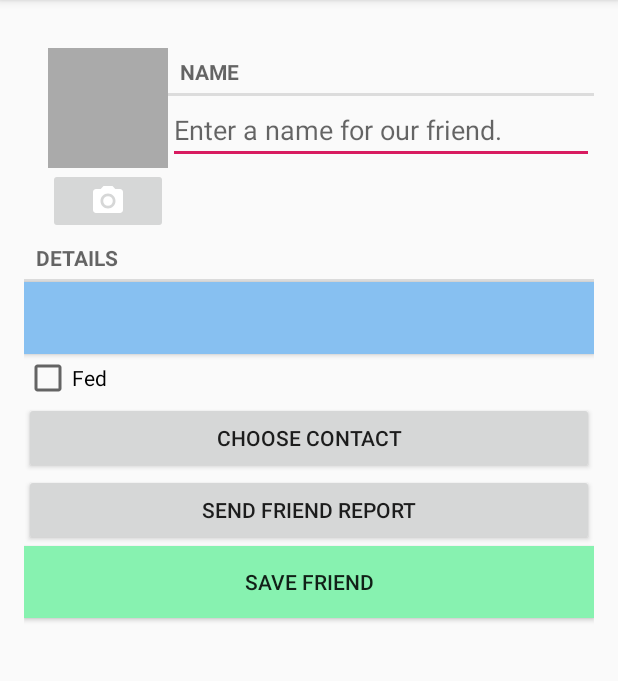
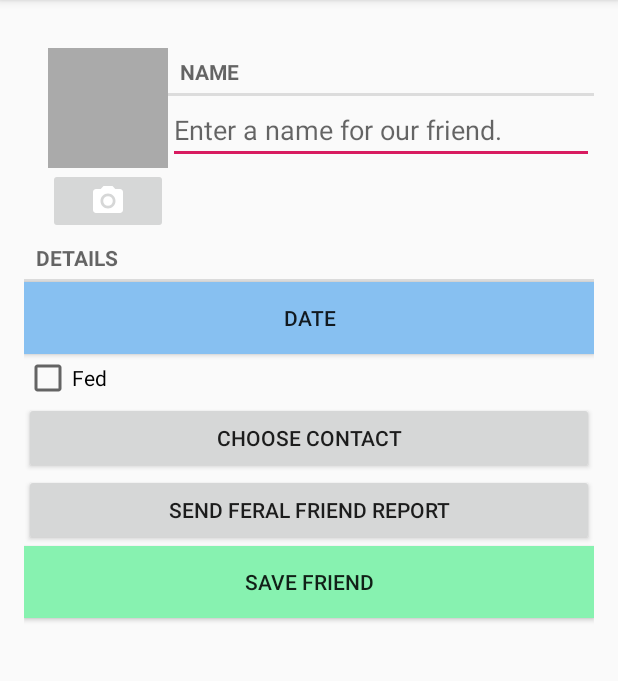
Before and after one commit to hbrockster13/FeralFriends, an Android app: the fragment FriendFragment shown on its own in the app's theme, on a phone screen of 412 x 824 dp, the part 84-765 px from its top. Run offline under Robolectric (Android 15) with nearby library versions, the phone set to English and light mode, and no system bars.

```diff
--- a/app/src/main/java/com/example/feralfriends/MapsActivity.java
+++ b/app/src/main/java/com/example/feralfriends/MapsActivity.java
@@ -46,5 +46,6 @@ public class MapsActivity extends FragmentActivity implements OnMapReadyCallback
         mMap.addMarker(new MarkerOptions().position(sydney).title("Marker in Sydney"));
         mMap.moveCamera(CameraUpdateFactory.newLatLng(sydney));
 
+
     }
 }
--- a/app/src/main/res/layout/fragment_friend.xml
+++ b/app/src/main/res/layout/fragment_friend.xml
@@ -58,6 +58,7 @@
         android:id="@+id/crime_date"
         android:layout_width="match_parent"
         android:layout_height="wrap_content"
+        android:text="Date"
         android:background="#87c0f1"/>
     <CheckBox
         android:id="@+id/crime_solved"
--- a/app/src/main/res/values/strings.xml
+++ b/app/src/main/res/values/strings.xml
@@ -8,7 +8,7 @@
     <string name="date_picker_title">Date when our friend was first found</string>
     <string name="contact_name">Contact Name</string>
     <string name="friend_contact_text">Choose contact</string>
-    <string name="friend_report_text">Send friend Report</string>
+    <string name="friend_report_text">Send feral friend Report</string>
     <string name="save_friend_text">SAVE friend</string>
     <string name="friend_report">%1s!
         The friend was discovered on %2s, %3s, and %4s
```
